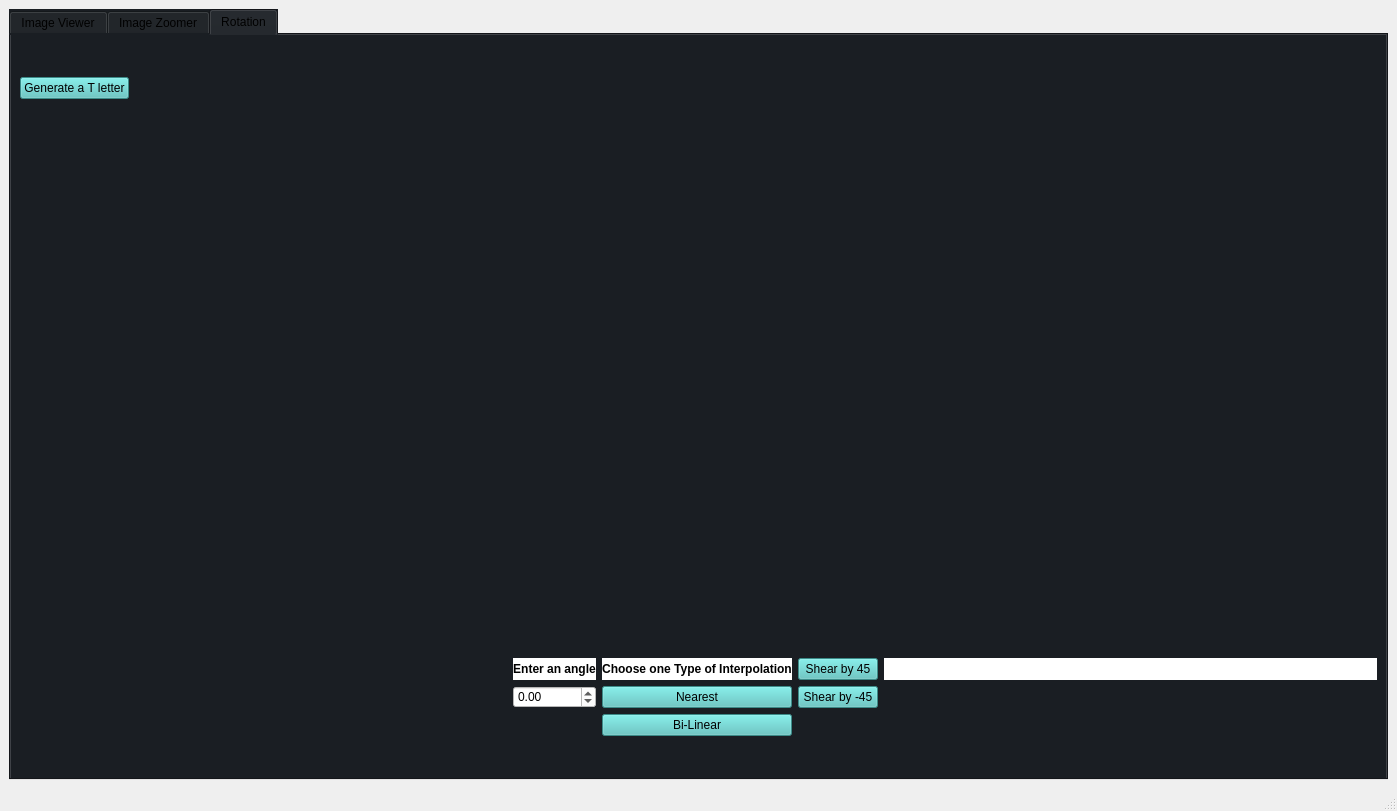
Before: the Qt Designer form GUI2.ui in FarahGamal/Image-Processing-Toolbox, drawn with Qt 5.
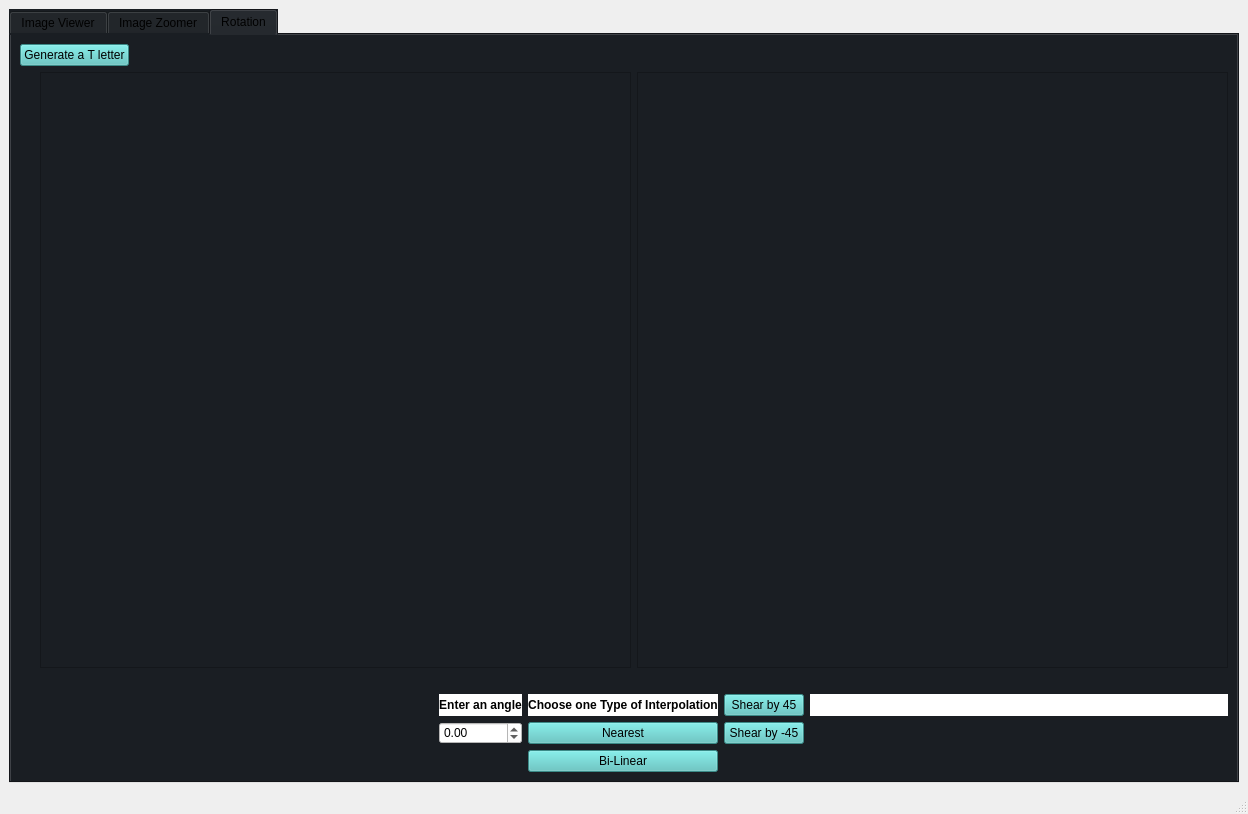
After: the same form once the commit is applied.

Commit message: finallll task3

Diff of the .ui file:
```diff
--- a/GUI2.ui
+++ b/GUI2.ui
@@ -6,8 +6,8 @@
    <rect>
     <x>0</x>
     <y>0</y>
-    <width>1397</width>
-    <height>811</height>
+    <width>1187</width>
+    <height>814</height>
    </rect>
   </property>
   <property name="windowTitle">
@@ -915,7 +915,7 @@
               </property>
               <property name="sizeHint" stdset="0">
                <size>
-                <width>654</width>
+                <width>591</width>
                 <height>20</height>
                </size>
               </property>
@@ -931,7 +931,7 @@
               </property>
               <property name="sizeHint" stdset="0">
                <size>
-                <width>655</width>
+                <width>591</width>
                 <height>20</height>
                </size>
               </property>
@@ -954,10 +954,48 @@
              </spacer>
             </item>
             <item row="0" column="1">
-             <layout class="QGridLayout" name="tLetterGridLayout"/>
+             <widget class="QScrollArea" name="scrollArea_4">
+              <property name="widgetResizable">
+               <bool>true</bool>
+              </property>
+              <widget class="QWidget" name="scrollAreaWidgetContents_5">
+               <property name="geometry">
+                <rect>
+                 <x>0</x>
+                 <y>0</y>
+                 <width>547</width>
+                 <height>513</height>
+                </rect>
+               </property>
+               <layout class="QGridLayout" name="gridLayout_11">
+                <item row="0" column="0">
+                 <layout class="QGridLayout" name="tLetterGridLayout"/>
+                </item>
+               </layout>
+              </widget>
+             </widget>
             </item>
             <item row="0" column="3">
-             <layout class="QGridLayout" name="rotatedImageGridLayout"/>
+             <widget class="QScrollArea" name="scrollArea_5">
+              <property name="widgetResizable">
+               <bool>true</bool>
+              </property>
+              <widget class="QWidget" name="scrollAreaWidgetContents_6">
+               <property name="geometry">
+                <rect>
+                 <x>0</x>
+                 <y>0</y>
+                 <width>547</width>
+                 <height>513</height>
+                </rect>
+               </property>
+               <layout class="QGridLayout" name="gridLayout_12">
+                <item row="0" column="0">
+                 <layout class="QGridLayout" name="rotatedImageGridLayout"/>
+                </item>
+               </layout>
+              </widget>
+             </widget>
             </item>
            </layout>
           </item>
```
Left out of the diff: 41 changed lines with no effect on the pictures. The commit also changes 1 other file.
